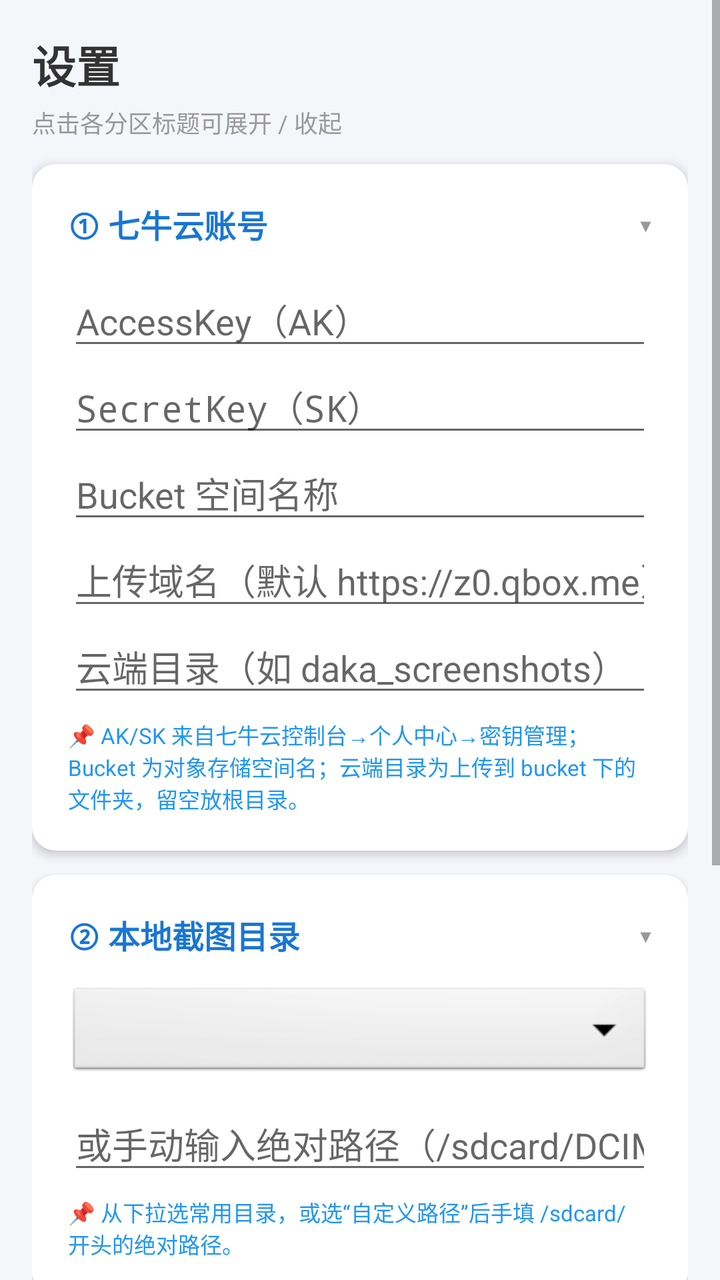
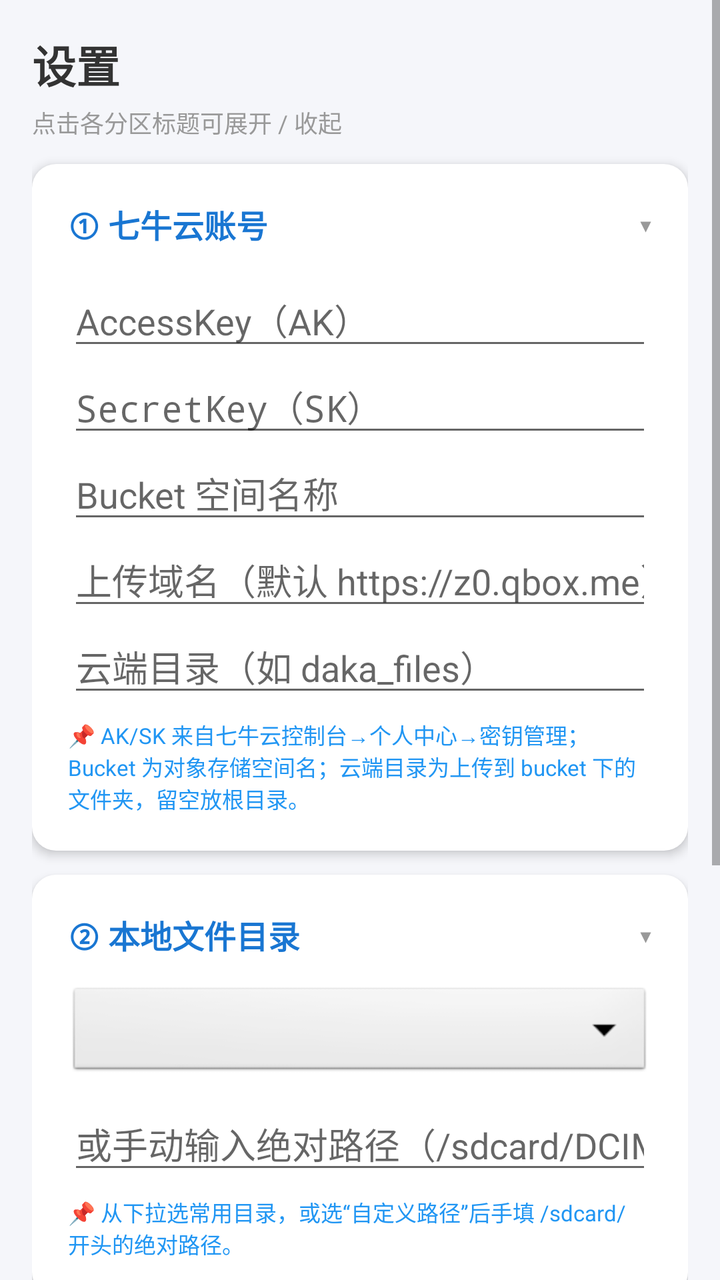

An Android layout rendered at two revisions. The XML below is the earlier revision; the diff shows what the commit changed to produce the second picture.
<!-- AndroidManifest.xml: application theme Theme.AppCompat.Light.DarkActionBar -->
<!-- res/layout/fragment_settings.xml -->
<?xml version="1.0" encoding="utf-8"?>
<ScrollView xmlns:android="http://schemas.android.com/apk/res/android"
    android:layout_width="match_parent"
    android:layout_height="match_parent"
    android:background="#F5F6FA"
    android:fillViewport="true">

    <LinearLayout
        android:layout_width="match_parent"
        android:layout_height="wrap_content"
        android:orientation="vertical"
        android:padding="16dp">

        <TextView
            android:layout_width="match_parent"
            android:layout_height="wrap_content"
            android:text="设置"
            android:textSize="22sp"
            android:textStyle="bold"
            android:textColor="#333333"
            android:layout_marginBottom="4dp"/>

        <TextView
            android:layout_width="match_parent"
            android:layout_height="wrap_content"
            android:text="点击各分区标题可展开 / 收起"
            android:textSize="12sp"
            android:textColor="#999999"
            android:layout_marginBottom="12dp"/>

        
        <LinearLayout
            android:layout_width="match_parent"
            android:layout_height="wrap_content"
            android:orientation="vertical"
            android:background="@drawable/bg_card_round"
            android:padding="18dp"
            android:elevation="3dp">

            <LinearLayout
                android:id="@+id/header_qiniu"
                android:layout_width="match_parent"
                android:layout_height="wrap_content"
                android:orientation="horizontal"
                android:gravity="center_vertical">

                <TextView
                    android:layout_width="0dp"
                    android:layout_height="wrap_content"
                    android:layout_weight="1"
                    android:text="① 七牛云账号"
                    android:textStyle="bold"
                    android:textSize="16sp"
                    android:textColor="#1976D2"/>

                <TextView
                    android:id="@+id/arrow_qiniu"
                    android:layout_width="wrap_content"
                    android:layout_height="wrap_content"
                    android:text="▾"
                    android:textSize="18sp"
                    android:textColor="#999999"/>
            </LinearLayout>

            <LinearLayout
                android:id="@+id/body_qiniu"
                android:layout_width="match_parent"
                android:layout_height="wrap_content"
                android:orientation="vertical"
                android:layout_marginTop="12dp">

                <EditText
                    android:id="@+id/et_access_key"
                    android:layout_width="match_parent"
                    android:layout_height="wrap_content"
                    android:hint="AccessKey（AK）"
                    android:inputType="text"/>

                <EditText
                    android:id="@+id/et_secret_key"
                    android:layout_width="match_parent"
                    android:layout_height="wrap_content"
                    android:hint="SecretKey（SK）"
                    android:inputType="textPassword"/>

                <EditText
                    android:id="@+id/et_bucket"
                    android:layout_width="match_parent"
                    android:layout_height="wrap_content"
                    android:hint="Bucket 空间名称"
                    android:inputType="text"/>

                <EditText
                    android:id="@+id/et_domain"
                    android:layout_width="match_parent"
                    android:layout_height="wrap_content"
                    android:hint="上传域名（默认 https://z0.qbox.me）"
                    android:inputType="textUri"/>

                <EditText
                    android:id="@+id/et_qiniu_dir"
                    android:layout_width="match_parent"
                    android:layout_height="wrap_content"
                    android:hint="云端目录（如 daka_screenshots）"
                    android:inputType="text"/>

                <TextView
                    android:layout_width="match_parent"
                    android:layout_height="wrap_content"
                    android:text="📌 AK/SK 来自七牛云控制台→个人中心→密钥管理；Bucket 为对象存储空间名；云端目录为上传到 bucket 下的文件夹，留空放根目录。"
                    android:textSize="11sp"
                    android:textColor="#2196F3"
                    android:layout_marginTop="6dp"/>
            </LinearLayout>
        </LinearLayout>

        
        <LinearLayout
            android:layout_width="match_parent"
            android:layout_height="wrap_content"
            android:orientation="vertical"
            android:background="@drawable/bg_card_round"
            android:padding="18dp"
            android:layout_marginTop="12dp"
            android:elevation="3dp">

            <LinearLayout
                android:id="@+id/header_local"
                android:layout_width="match_parent"
                android:layout_height="wrap_content"
                android:orientation="horizontal"
                android:gravity="center_vertical">

                <TextView
                    android:layout_width="0dp"
                    android:layout_height="wrap_content"
                    android:layout_weight="1"
                    android:text="② 本地截图目录"
                    android:textStyle="bold"
                    android:textSize="16sp"
                    android:textColor="#1976D2"/>

                <TextView
                    android:id="@+id/arrow_local"
                    android:layout_width="wrap_content"
                    android:layout_height="wrap_content"
                    android:text="▾"
                    android:textSize="18sp"
                    android:textColor="#999999"/>
            </LinearLayout>

            <LinearLayout
                android:id="@+id/body_local"
                android:layout_width="match_parent"
                android:layout_height="wrap_content"
                android:orientation="vertical"
                android:layout_marginTop="12dp">

                <Spinner
                    android:id="@+id/spinner_local_dir"
                    android:layout_width="match_parent"
                    android:layout_height="wrap_content"
                    android:background="@android:drawable/btn_dropdown"
                    android:padding="8dp"/>

                <EditText
                    android:id="@+id/et_local_dir"
                    android:layout_width="match_parent"
                    android:layout_height="wrap_content"
                    android:hint="或手动输入绝对路径（/sdcard/DCIM/Screenshots）"
                    android:inputType="text"
                    android:layout_marginTop="8dp"/>

                <TextView
                    android:layout_width="match_parent"
                    android:layout_height="wrap_content"
                    android:text="📌 从下拉选常用目录，或选“自定义路径”后手填 /sdcard/ 开头的绝对路径。"
                    android:textSize="11sp"
                    android:textColor="#2196F3"
                    android:layout_marginTop="6dp"/>
            </LinearLayout>
        </LinearLayout>

        
        <LinearLayout
            android:layout_width="match_parent"
            android:layout_height="wrap_content"
            android:orientation="vertical"
            android:background="@drawable/bg_card_round"
            android:padding="18dp"
            android:layout_marginTop="12dp"
            android:elevation="3dp">

            <LinearLayout
                android:id="@+id/header_times"
                android:layout_width="match_parent"
                android:layout_height="wrap_content"
                android:orientation="horizontal"
                android:gravity="center_vertical">

                <TextView
                    android:layout_width="0dp"
                    android:layout_height="wrap_content"
                    android:layout_weight="1"
                    android:text="③ 每天定时上传时间"
                    android:textStyle="bold"
                    android:textSize="16sp"
                    android:textColor="#1976D2"/>

                <TextView
                    android:id="@+id/arrow_times"
                    android:layout_width="wrap_content"
                    android:layout_height="wrap_content"
                    android:text="▾"
                    android:textSize="18sp"
                    android:textColor="#999999"/>
            </LinearLayout>

            <LinearLayout
                android:id="@+id/body_times"
                android:layout_width="match_parent"
                android:layout_height="wrap_content"
                android:orientation="vertical"
                android:layout_marginTop="12dp">

                <LinearLayout
                    android:id="@+id/times_container"
                    android:layout_width="match_parent"
                    android:layout_height="wrap_content"
                    android:orientation="vertical"/>

                <Button
                    android:id="@+id/btn_add_time"
                    android:layout_width="wrap_content"
                    android:layout_height="wrap_content"
                    android:text="＋ 添加时间点"
                    android:layout_marginTop="8dp"
                    android:backgroundTint="#E8EAF6"
                    android:textColor="#3F51B5"/>

                <TextView
                    android:layout_width="match_parent"
                    android:layout_height="wrap_content"
                    android:text="📌 24 小时制 HH:mm，如 10:00、19:00，可添加多个。"
                    android:textSize="11sp"
                    android:textColor="#2196F3"
                    android:layout_marginTop="6dp"/>
            </LinearLayout>
        </LinearLayout>

        
        <Button
            android:id="@+id/btn_save"
            android:layout_width="match_parent"
            android:layout_height="wrap_content"
            android:text="💾 保存配置并启用定时"
            android:layout_marginTop="16dp"
            android:backgroundTint="#4CAF50"
            android:textColor="@android:color/white"/>

        <Button
            android:id="@+id/btn_battery"
            android:layout_width="match_parent"
            android:layout_height="wrap_content"
            android:text="🔋 加入电池优化白名单"
            android:layout_marginTop="8dp"
            android:backgroundTint="#FF9800"
            android:textColor="@android:color/white"/>

    </LinearLayout>
</ScrollView>
<!-- resources referenced by this layout -->
<resources>
  <!-- drawable bg_card_round (drawable) -->
  <?xml version="1.0" encoding="utf-8"?>
  <shape xmlns:android="http://schemas.android.com/apk/res/android"
      android:shape="rectangle">
      <solid android:color="@android:color/white"/>
      <corners android:radius="12dp"/>
  </shape>
</resources>

<!-- the commit's change to res/layout/fragment_settings.xml (unified diff, before → after) -->
@@ -101,7 +101,7 @@
                     android:id="@+id/et_qiniu_dir"
                     android:layout_width="match_parent"
                     android:layout_height="wrap_content"
-                    android:hint="云端目录（如 daka_screenshots）"
+                    android:hint="云端目录（如 daka_files）"
                     android:inputType="text"/>
 
                 <TextView
@@ -135,7 +135,7 @@
                     android:layout_width="0dp"
                     android:layout_height="wrap_content"
                     android:layout_weight="1"
-                    android:text="② 本地截图目录"
+                    android:text="② 本地文件目录"
                     android:textStyle="bold"
                     android:textSize="16sp"
                     android:textColor="#1976D2"/>
@@ -167,7 +167,7 @@
                     android:id="@+id/et_local_dir"
                     android:layout_width="match_parent"
                     android:layout_height="wrap_content"
-                    android:hint="或手动输入绝对路径（/sdcard/DCIM/Screenshots）"
+                    android:hint="或手动输入绝对路径（/sdcard/DCIM/Camera）"
                     android:inputType="text"
                     android:layout_marginTop="8dp"/>
 
